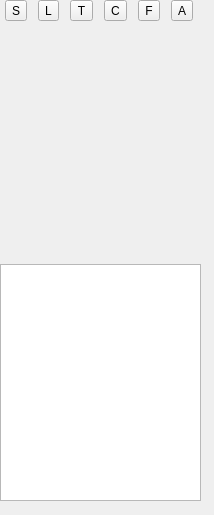
Old version of the form inspector.ui in the repository mswed/anny.
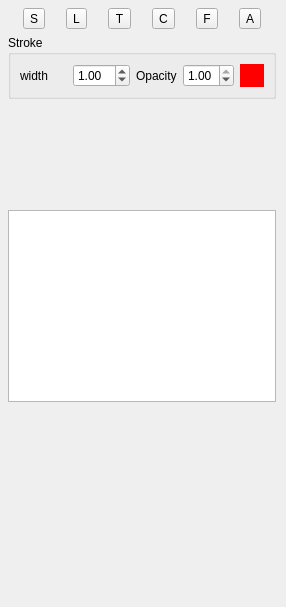
New version of the form.

Commit message: color picker for stroke, and ui fixes

Diff of the .ui file:
```diff
--- a/inspector.ui
+++ b/inspector.ui
@@ -6,8 +6,8 @@
    <rect>
     <x>0</x>
     <y>0</y>
-    <width>214</width>
-    <height>515</height>
+    <width>286</width>
+    <height>607</height>
    </rect>
   </property>
   <property name="windowTitle">
@@ -18,13 +18,25 @@
     <rect>
      <x>0</x>
      <y>0</y>
-     <width>201</width>
-     <height>501</height>
+     <width>284</width>
+     <height>410</height>
     </rect>
    </property>
-   <layout class="QVBoxLayout" name="verticalLayout">
+   <layout class="QVBoxLayout" name="mainLayout">
+    <property name="leftMargin">
+     <number>8</number>
+    </property>
+    <property name="topMargin">
+     <number>8</number>
+    </property>
+    <property name="rightMargin">
+     <number>8</number>
+    </property>
+    <property name="bottomMargin">
+     <number>8</number>
+    </property>
     <item>
-     <layout class="QGridLayout" name="gridLayout">
+     <layout class="QGridLayout" name="toolsLayout">
       <item row="0" column="2">
        <widget class="QToolButton" name="textBtn">
         <property name="text">
@@ -87,6 +99,80 @@
       </item>
      </layout>
     </item>
+    <item>
+     <widget class="QGroupBox" name="strokeBox">
+      <property name="title">
+       <string>Stroke</string>
+      </property>
+      <property name="flat">
+       <bool>false</bool>
+      </property>
+      <layout class="QGridLayout" name="gridLayout_4" columnstretch="1,0,0,0,0">
+       <item row="0" column="0">
+        <widget class="QLabel" name="strokeWidthLabel">
+         <property name="text">
+          <string>width</string>
+         </property>
+        </widget>
+       </item>
+       <item row="0" column="3">
+        <widget class="QDoubleSpinBox" name="strokeOpacityField">
+         <property name="maximum">
+          <double>1.000000000000000</double>
+         </property>
+         <property name="singleStep">
+          <double>0.100000000000000</double>
+         </property>
+         <property name="value">
+          <double>1.000000000000000</double>
+         </property>
+        </widget>
+       </item>
+       <item row="0" column="4">
+        <widget class="QPushButton" name="strokeColorBtn">
+         <property name="sizePolicy">
+          <sizepolicy hsizetype="Fixed" vsizetype="Fixed">
+           <horstretch>0</horstretch>
+           <verstretch>0</verstretch>
+          </sizepolicy>
+         </property>
+         <property name="maximumSize">
+          <size>
+           <width>24</width>
+           <height>24</height>
+          </size>
+         </property>
+         <property name="autoFillBackground">
+          <bool>false</bool>
+         </property>
+         <property name="styleSheet">
+          <string notr="true">background-color: red; border: none;</string>
+         </property>
+         <property name="text">
+          <string/>
+         </property>
+        </widget>
+       </item>
+       <item row="0" column="1">
+        <widget class="QDoubleSpinBox" name="strokeWidthField">
+         <property name="minimum">
+          <double>0.100000000000000</double>
+         </property>
+         <property name="value">
+          <double>1.000000000000000</double>
+         </property>
+        </widget>
+       </item>
+       <item row="0" column="2">
+        <widget class="QLabel" name="strokeOpacityLabel">
+         <property name="text">
+          <string>Opacity</string>
+         </property>
+        </widget>
+       </item>
+      </layout>
+     </widget>
+    </item>
     <item>
      <spacer name="verticalSpacer">
       <property name="orientation">
```
Left out of the diff: 2 changed lines with no effect on the pictures. The commit also changes 7 other files.
